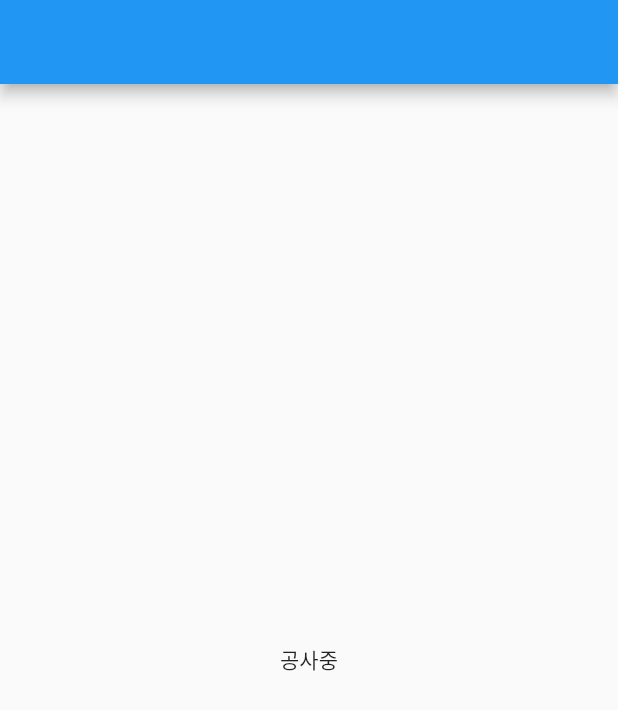
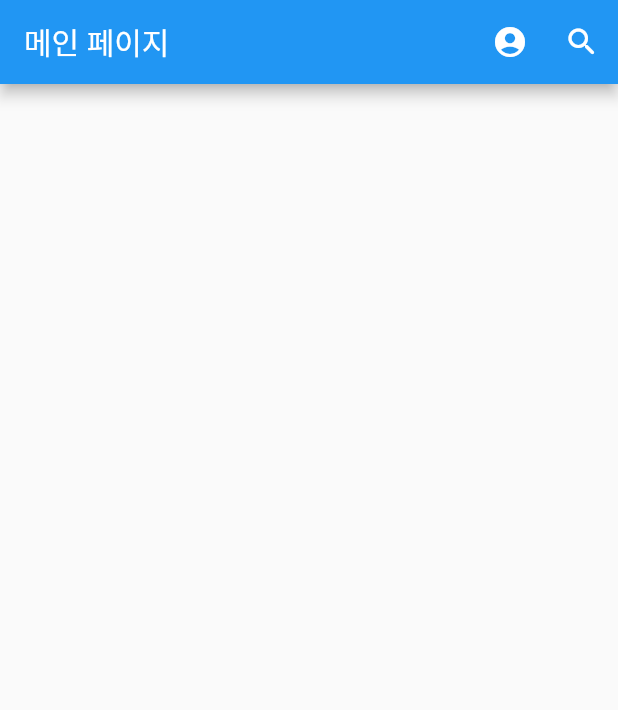
Before and after one commit to HarryJhin/device_wiki_app, a Flutter app: the screen it shows after launch, on a phone screen of 412 x 824 dp. Shown: the top 710 px of the screen. Run offline on Flutter 3.47's test engine with Material 2 defaults, Android fonts, the light colour scheme and no system bars; missing offline and left inert: notion_api.

Commit message:
임시 레이아웃

```diff
--- a/lib/main.dart
+++ b/lib/main.dart
@@ -1,43 +1,29 @@
 import 'package:flutter/material.dart';
-import 'mainPage.dart';
+import 'package:notion_api/notion.dart';
+import 'pages/home.dart';
+import 'pages/search.dart';
+import 'pages/login.dart';
 
 void main() => runApp(MyApp());
 
 class MyApp extends StatelessWidget {
+  NotionClient notionClient =
+      NotionClient(token: 'secret_1RxXwc4WDadn7f9FjXdyJCe6Y6T7DwMSgLMprxjpBjw');
+
   @override
   Widget build(BuildContext context) {
     return MaterialApp(
       title: '장치위키',
       theme: ThemeData(
         primarySwatch: Colors.blue,
+        visualDensity: VisualDensity.adaptivePlatformDensity,
       ),
-      home: MyHomePage(),
+      initialRoute: '/',
+      routes: {
+        '/': (context) => HomePage(),
+        '/search': (context) => SearchPage(),
+        '/login': (context) => LoginPage(),
+      },
     );
   }
 }
-
-class MyHomePage extends StatefulWidget {
-  @override
-  State<MyHomePage> createState() => _MyHomePageState();
-}
-
-class _MyHomePageState extends State<MyHomePage> {
-  @override
-  Widget build(BuildContext context) {
-    return Scaffold(
-      appBar: AppBar(
-        title: Text(''),
-      ),
-      body: Center(
-        child: Column(
-          mainAxisAlignment: MainAxisAlignment.center,
-          children: const <Widget>[
-            Text(
-              '공사중',
-            ),
-          ],
-        ),
-      ),
-    );
-  }
-}
--- /dev/null
+++ b/lib/pages/home.dart
@@ -0,0 +1,37 @@
+import 'package:flutter/material.dart';
+
+class HomePage extends StatefulWidget {
+  const HomePage({Key? key}) : super(key: key);
+
+  @override
+  _HomePageState createState() => _HomePageState();
+}
+
+class _HomePageState extends State<HomePage> {
+  @override
+  Widget build(BuildContext context) {
+    return Scaffold(
+      appBar: AppBar(
+        title: const Text(
+          '메인 페이지',
+          style: TextStyle(),
+        ),
+        actions: <Widget>[
+          IconButton(
+            onPressed: () async {
+              await Navigator.of(context).pushNamed('/login');
+            },
+            icon: const Icon(Icons.account_circle_rounded),
+          ),
+          IconButton(
+            onPressed: () async {
+              await Navigator.of(context).pushNamed('/search');
+            },
+            icon: const Icon(Icons.search_rounded),
+          ),
+        ],
+      ),
+      body: Container(),
+    );
+  }
+}
```
Also changed, not shown: lib/mainPage.dart (deleted, +0 -17 lines), lib/pages/login.dart (added, +24 -0 lines), lib/pages/search.dart (added, +20 -0 lines), pubspec.yaml (+6 -3 lines), lib/login.dart (deleted), pubspec.lock, 1 other file.
